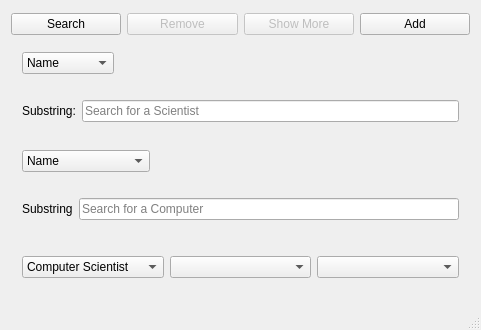
Old version of the form mainwindow.ui in the repository HKH515/VLN56; both pictures show x 0 to 481 and y 757 to 1087 of the 481 by 1087 pixel window.
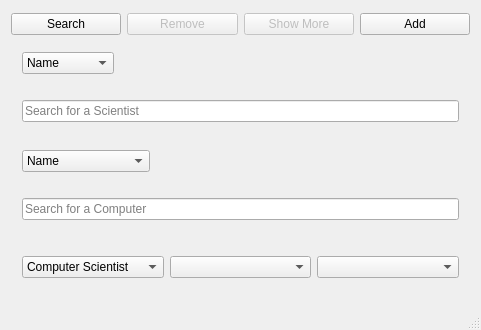
New version of the form. Icons and pictures are not drawn.

Commit message: Does NOT crash any more when searching for connections

The edit to the form file:
```diff
--- a/mainwindow.ui
+++ b/mainwindow.ui
@@ -316,13 +316,6 @@
          <property name="topMargin">
           <number>20</number>
          </property>
-         <item>
-          <widget class="QLabel" name="search_substring_person">
-           <property name="text">
-            <string>Substring:</string>
-           </property>
-          </widget>
-         </item>
          <item>
           <widget class="QLineEdit" name="substring_input_person">
            <property name="placeholderText">
@@ -372,13 +365,6 @@
          <property name="topMargin">
           <number>20</number>
          </property>
-         <item>
-          <widget class="QLabel" name="search_substring_computer">
-           <property name="text">
-            <string>Substring</string>
-           </property>
-          </widget>
-         </item>
          <item>
           <widget class="QLineEdit" name="substring_input_computer">
            <property name="placeholderText">
```
The commit also changes 1 other file.
